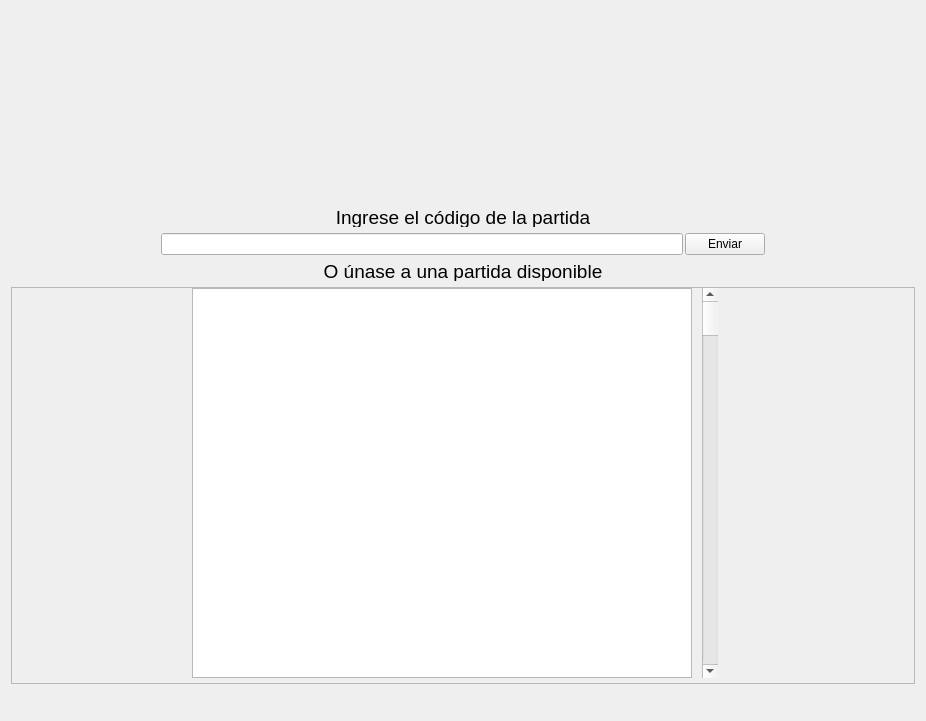
Old version of the form qt/JoinGame.ui in the repository BMQuiroga/TP-FINAL-TALLER-1.
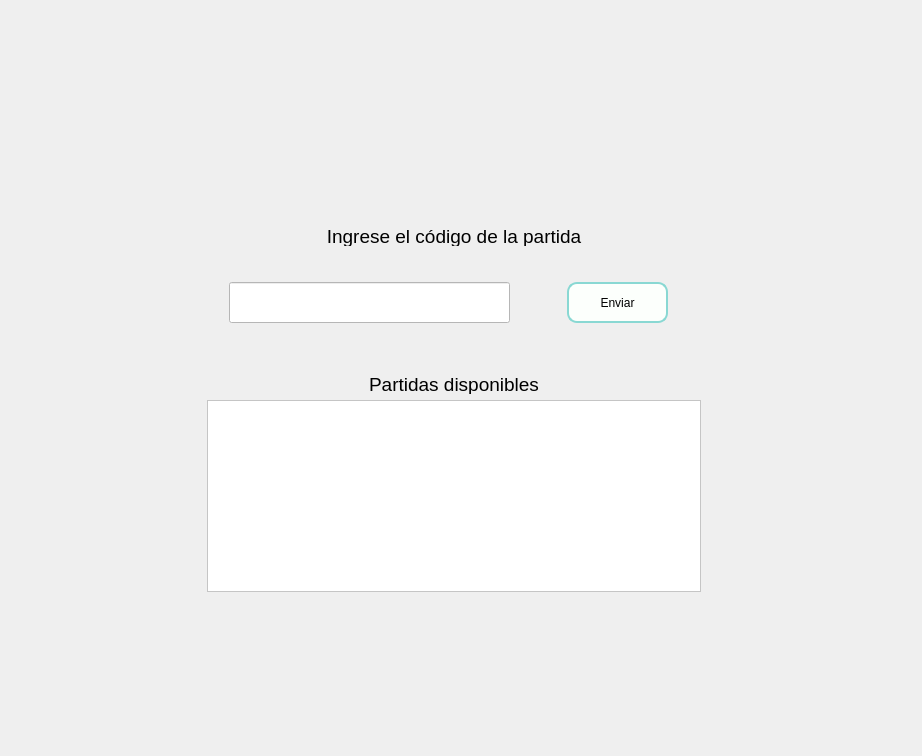
New version of the form. Icons and pictures are not drawn.

```diff
--- a/qt/JoinGame.ui
+++ b/qt/JoinGame.ui
@@ -7,31 +7,24 @@
     <x>0</x>
     <y>0</y>
     <width>922</width>
-    <height>721</height>
+    <height>756</height>
    </rect>
   </property>
   <property name="windowTitle">
    <string>Form</string>
   </property>
-  <layout class="QGridLayout" name="gridLayout">
-   <item row="0" column="0">
-    <spacer name="horizontalSpacer">
-     <property name="orientation">
-      <enum>Qt::Horizontal</enum>
-     </property>
-     <property name="sizeType">
-      <enum>QSizePolicy::Fixed</enum>
-     </property>
-     <property name="sizeHint" stdset="0">
-      <size>
-       <width>200</width>
-       <height>13</height>
-      </size>
-     </property>
-    </spacer>
-   </item>
-   <item row="0" column="2">
-    <spacer name="horizontalSpacer_2">
+  <widget class="QWidget" name="layoutWidget">
+   <property name="geometry">
+    <rect>
+     <x>0</x>
+     <y>30</y>
+     <width>914</width>
+     <height>661</height>
+    </rect>
+   </property>
+   <layout class="QHBoxLayout" name="main_5">
+    <item>
+     <spacer name="horizontalSpacer_9">
      <property name="orientation">
       <enum>Qt::Horizontal</enum>
      </property>
@@ -46,7 +39,66 @@
      </property>
     </spacer>
    </item>
-   <item row="1" column="0" colspan="3">
+    <item>
+     <widget class="QFrame" name="frame_17">
+      <property name="sizePolicy">
+       <sizepolicy hsizetype="Fixed" vsizetype="Preferred">
+        <horstretch>0</horstretch>
+        <verstretch>0</verstretch>
+       </sizepolicy>
+      </property>
+      <property name="minimumSize">
+       <size>
+        <width>500</width>
+        <height>0</height>
+       </size>
+      </property>
+      <property name="styleSheet">
+       <string notr="true">background-color: rgb(239, 239, 239);</string>
+      </property>
+      <property name="frameShape">
+       <enum>QFrame::NoFrame</enum>
+      </property>
+      <property name="frameShadow">
+       <enum>QFrame::Plain</enum>
+      </property>
+      <widget class="QWidget" name="verticalLayoutWidget_5">
+       <property name="geometry">
+        <rect>
+         <x>0</x>
+         <y>0</y>
+         <width>494</width>
+         <height>562</height>
+        </rect>
+       </property>
+       <layout class="QVBoxLayout" name="verticalLayout_13">
+        <item>
+         <widget class="QFrame" name="title_5">
+          <property name="sizePolicy">
+           <sizepolicy hsizetype="Maximum" vsizetype="Maximum">
+            <horstretch>0</horstretch>
+            <verstretch>0</verstretch>
+           </sizepolicy>
+          </property>
+          <property name="minimumSize">
+           <size>
+            <width>492</width>
+            <height>190</height>
+           </size>
+          </property>
+          <property name="styleSheet">
+           <string notr="true">background-image: url(&quot;:/newPrefix/logo.png&quot;);</string>
+          </property>
+          <property name="frameShape">
+           <enum>QFrame::NoFrame</enum>
+          </property>
+          <property name="frameShadow">
+           <enum>QFrame::Raised</enum>
+          </property>
+          <layout class="QVBoxLayout" name="verticalLayout_14"/>
+         </widget>
+        </item>
+        <item>
     <widget class="QLabel" name="label">
      <property name="maximumSize">
       <size>
@@ -67,162 +119,180 @@
      </property>
     </widget>
    </item>
-   <item row="3" column="0" colspan="3">
-    <widget class="QLabel" name="label_3">
-     <property name="maximumSize">
-      <size>
-       <width>16777215</width>
-       <height>20</height>
-      </size>
-     </property>
-     <property name="font">
-      <font>
-       <pointsize>14</pointsize>
-      </font>
-     </property>
-     <property name="text">
-      <string>O únase a una partida disponible</string>
-     </property>
-     <property name="alignment">
-      <set>Qt::AlignCenter</set>
-     </property>
-    </widget>
-   </item>
-   <item row="4" column="0" colspan="3">
-    <widget class="QScrollArea" name="scrollArea">
-     <property name="widgetResizable">
-      <bool>true</bool>
-     </property>
-     <widget class="QWidget" name="scrollAreaWidgetContents">
-      <property name="geometry">
-       <rect>
-        <x>0</x>
-        <y>0</y>
-        <width>902</width>
-        <height>394</height>
-       </rect>
-      </property>
-      <widget class="QListWidget" name="listWidget">
-       <property name="geometry">
-        <rect>
-         <x>180</x>
-         <y>0</y>
-         <width>500</width>
-         <height>390</height>
-        </rect>
-       </property>
-       <property name="sizePolicy">
-        <sizepolicy hsizetype="Minimum" vsizetype="Minimum">
-         <horstretch>0</horstretch>
-         <verstretch>0</verstretch>
-        </sizepolicy>
-       </property>
-       <property name="maximumSize">
-        <size>
-         <width>500</width>
-         <height>390</height>
-        </size>
-       </property>
-      </widget>
-      <widget class="QScrollBar" name="verticalScrollBar">
-       <property name="geometry">
-        <rect>
-         <x>690</x>
-         <y>0</y>
-         <width>16</width>
-         <height>390</height>
-        </rect>
-       </property>
-       <property name="maximumSize">
-        <size>
-         <width>16777215</width>
-         <height>390</height>
-        </size>
-       </property>
-       <property name="orientation">
-        <enum>Qt::Vertical</enum>
-       </property>
-      </widget>
-     </widget>
-    </widget>
-   </item>
-   <item row="5" column="0" colspan="3">
-    <widget class="QLabel" name="outputLabel">
-     <property name="maximumSize">
-      <size>
-       <width>16777215</width>
-       <height>20</height>
-      </size>
-     </property>
-     <property name="font">
-      <font>
-       <pointsize>14</pointsize>
-      </font>
-     </property>
-     <property name="text">
-      <string/>
-     </property>
-     <property name="alignment">
-      <set>Qt::AlignCenter</set>
-     </property>
-    </widget>
-   </item>
-   <item row="2" column="0" colspan="3">
-    <layout class="QHBoxLayout" name="horizontalLayout">
-     <property name="spacing">
-      <number>2</number>
-     </property>
+        <item>
+         <layout class="QHBoxLayout" name="horizontalLayout_9">
      <property name="sizeConstraint">
       <enum>QLayout::SetMaximumSize</enum>
      </property>
-     <property name="leftMargin">
-      <number>150</number>
-     </property>
-     <property name="rightMargin">
-      <number>150</number>
-     </property>
-     <property name="bottomMargin">
+          <item>
+           <widget class="QFrame" name="frame_18">
+            <property name="enabled">
+             <bool>true</bool>
+            </property>
+            <property name="maximumSize">
+             <size>
+              <width>300</width>
+              <height>100</height>
+             </size>
+            </property>
+            <property name="frameShape">
+             <enum>QFrame::NoFrame</enum>
+            </property>
+            <property name="frameShadow">
+             <enum>QFrame::Plain</enum>
+            </property>
+            <property name="lineWidth">
       <number>0</number>
      </property>
-     <item>
-      <widget class="QLineEdit" name="inputCode"/>
+            <widget class="QLineEdit" name="inputCode">
+             <property name="geometry">
+              <rect>
+               <x>10</x>
+               <y>30</y>
+               <width>281</width>
+               <height>41</height>
+              </rect>
+             </property>
+             <property name="styleSheet">
+              <string notr="true">background-color: rgb(255, 255, 255);</string>
+             </property>
+            </widget>
+           </widget>
      </item>
      <item>
+           <widget class="QFrame" name="frame_19">
+            <property name="maximumSize">
+             <size>
+              <width>150</width>
+              <height>100</height>
+             </size>
+            </property>
+            <property name="frameShape">
+             <enum>QFrame::NoFrame</enum>
+            </property>
+            <property name="frameShadow">
+             <enum>QFrame::Raised</enum>
+            </property>
       <widget class="QPushButton" name="buttonCode">
+             <property name="geometry">
+              <rect>
+               <x>30</x>
+               <y>30</y>
+               <width>101</width>
+               <height>41</height>
+              </rect>
+             </property>
+             <property name="styleSheet">
+              <string notr="true">QPushButton {
+background-color: #fcfffc;
+background-image: linear-gradient(315deg, #89d8d3 0%, #03c8a8 74%);
+border: 2px solid #89d8d3;
+border-radius: 10px;
+}
+QPushButton:hover:checked {
+  background-color: #89d8d3;
+  
+}
+QPushButton:pressed {
+  background-color: #89d8d3;
+  
+}</string>
+             </property>
        <property name="text">
         <string>Enviar</string>
        </property>
       </widget>
+           </widget>
      </item>
     </layout>
    </item>
-   <item row="0" column="1">
-    <widget class="QFrame" name="title">
+        <item>
+         <widget class="QLabel" name="outputLabel">
+          <property name="maximumSize">
+           <size>
+            <width>16777215</width>
+            <height>20</height>
+           </size>
+          </property>
+          <property name="font">
+           <font>
+            <pointsize>14</pointsize>
+           </font>
+          </property>
+          <property name="text">
+           <string/>
+          </property>
+          <property name="alignment">
+           <set>Qt::AlignCenter</set>
+          </property>
+         </widget>
+        </item>
+        <item>
+         <layout class="QVBoxLayout" name="verticalLayout_15">
+          <item>
+           <widget class="QLabel" name="label_4">
+            <property name="maximumSize">
+             <size>
+              <width>16777215</width>
+              <height>20</height>
+             </size>
+            </property>
+            <property name="font">
+             <font>
+              <pointsize>14</pointsize>
+             </font>
+            </property>
+            <property name="text">
+             <string>Partidas disponibles</string>
+            </property>
+            <property name="alignment">
+             <set>Qt::AlignCenter</set>
+            </property>
+           </widget>
+          </item>
+          <item>
+           <widget class="QListWidget" name="listWidget">
      <property name="sizePolicy">
-      <sizepolicy hsizetype="Maximum" vsizetype="Maximum">
+             <sizepolicy hsizetype="Minimum" vsizetype="Minimum">
        <horstretch>0</horstretch>
        <verstretch>0</verstretch>
       </sizepolicy>
      </property>
-     <property name="minimumSize">
+            <property name="maximumSize">
       <size>
-       <width>492</width>
-       <height>190</height>
+              <width>500</width>
+              <height>390</height>
       </size>
      </property>
      <property name="styleSheet">
-      <string notr="true">background-image: url(&quot;:/newPrefix/logo.png&quot;);</string>
-     </property>
-     <property name="frameShape">
-      <enum>QFrame::NoFrame</enum>
-     </property>
-     <property name="frameShadow">
-      <enum>QFrame::Raised</enum>
-     </property>
-     <layout class="QVBoxLayout" name="verticalLayout"/>
-    </widget>
-   </item>
-  </layout>
+             <string notr="true">background-color: rgb(255, 255, 255);</string>
+            </property>
+           </widget>
+          </item>
+         </layout>
+        </item>
+       </layout>
+      </widget>
+     </widget>
+    </item>
+    <item>
+     <spacer name="horizontalSpacer_10">
+      <property name="orientation">
+       <enum>Qt::Horizontal</enum>
+      </property>
+      <property name="sizeType">
+       <enum>QSizePolicy::Fixed</enum>
+      </property>
+      <property name="sizeHint" stdset="0">
+       <size>
+        <width>200</width>
+        <height>13</height>
+       </size>
+      </property>
+     </spacer>
+    </item>
+   </layout>
+  </widget>
  </widget>
  <resources>
   <include location="../ui/logo.qrc"/>
```
Lines whose indentation alone changed are shown as unchanged.
